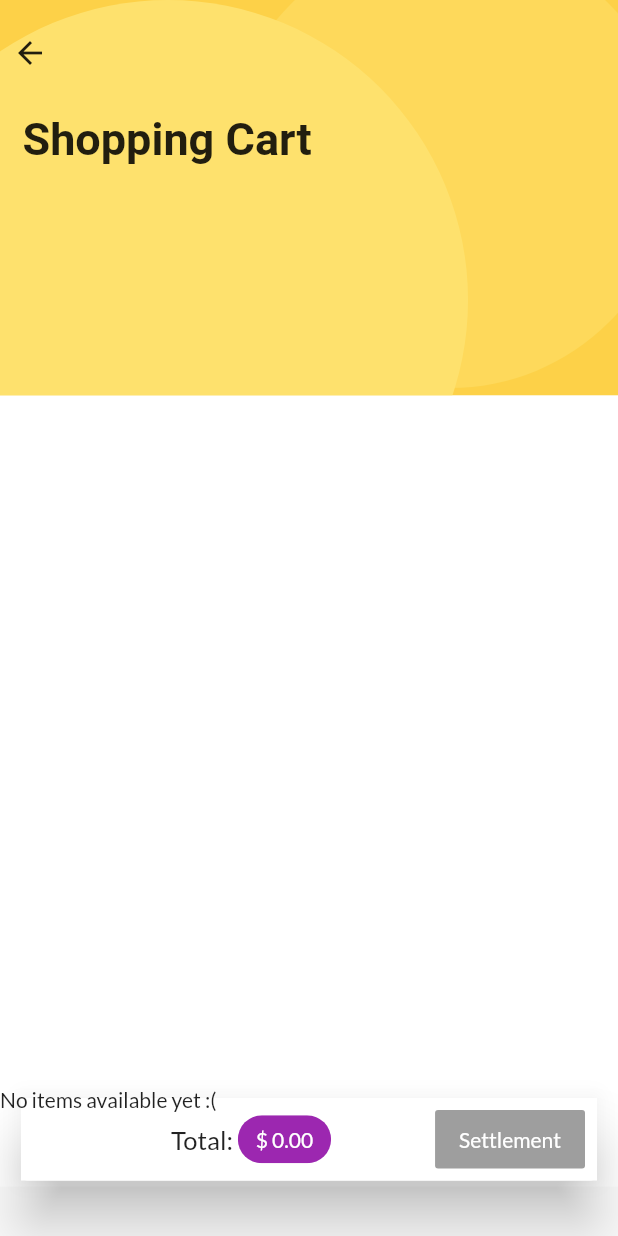
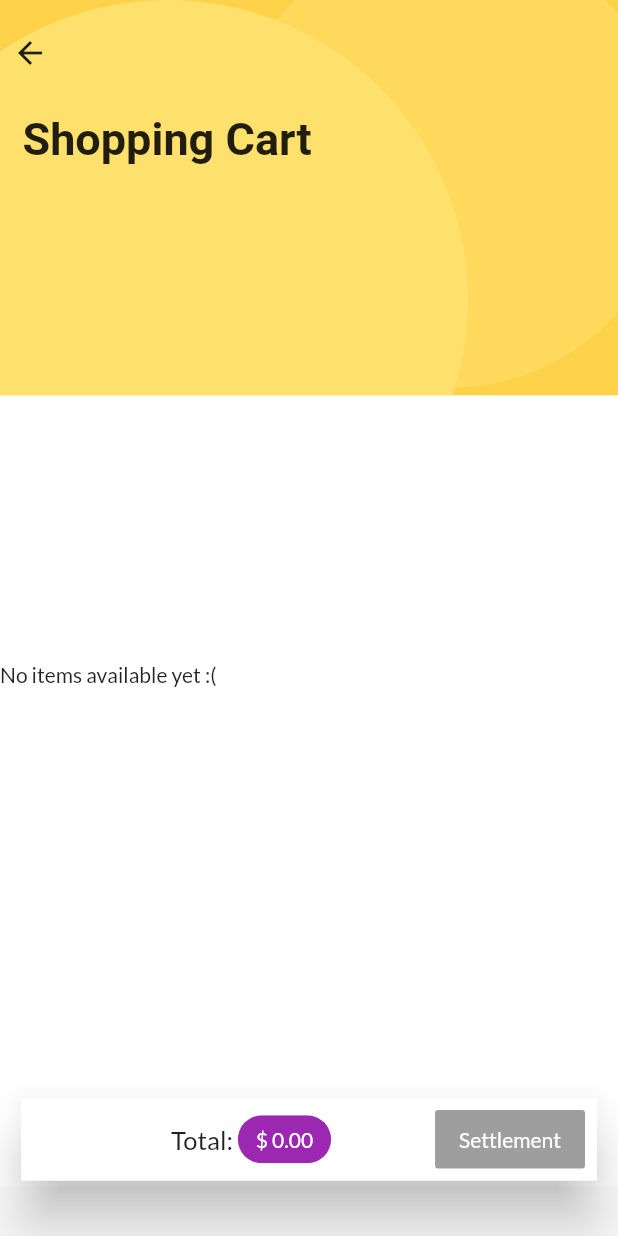
Before and after one commit to jbjason/Shop_App, a Flutter app: the CartScreen screen opened by its route, on a phone screen of 412 x 824 dp. Run offline on Flutter 3.47's test engine with Material 2 defaults, Android fonts, the phone set to English and light mode, and no system bars; our stand-ins replace pinch_zoom, shared_preferences, smooth_star_rating; missing offline and left inert: slide_countdown_clock; accounts and stored records are empty; Roboto replaces fonts that are missing (Montserrat).

Commit message:
userProfile & cartScreen prb solved

```diff
--- a/lib/screens/cart_screen.dart
+++ b/lib/screens/cart_screen.dart
@@ -22,7 +22,7 @@ class _CartScreenState extends State<CartScreen> {
   @override
   Widget build(BuildContext context) {
     SystemChrome.setSystemUIOverlayStyle(SystemUiOverlayStyle(
-      statusBarColor: Colors.transparent,
+      statusBarColor: Color(0xFFFDD148),
       statusBarBrightness: Brightness.light,
     ));
     final cart = Provider.of<Cart>(context);
@@ -94,7 +94,8 @@ class _CartScreenState extends State<CartScreen> {
           Positioned(
             bottom: size.height * .1,
             child: cart.itemCount < 1
-                ? Center(child: Text('No items available yet :('))
+                ? Container(
+                    height: 300, child: Text('No items available yet :('))
                 : Container(
                     height: size.height * .64,
                     width: size.width,
--- a/lib/widgets/userProfile.dart
+++ b/lib/widgets/userProfile.dart
@@ -12,7 +12,8 @@ class UserProfile extends StatelessWidget {
     final _userTransactions =
         Provider.of<Orders>(context, listen: false).recentTransactions(7);
     final size = MediaQuery.of(context).size;
-    return SingleChildScrollView(
+    return Container(
+      margin: EdgeInsets.only(top: 5, bottom: 10),
       child: Column(
         children: [
           //profile image
```
